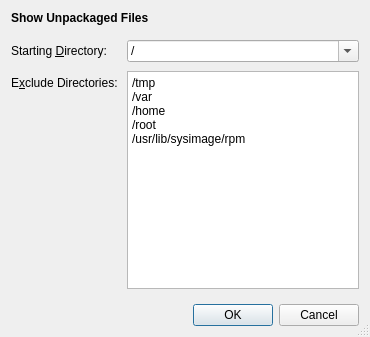
Old version of the form src/show-unpkg-files-dialog.ui in the repository shundhammer/qdirstat.
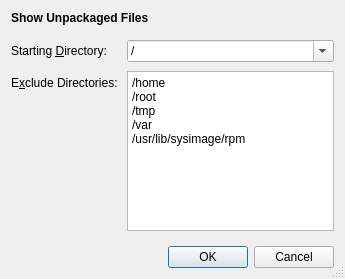
New version of the form.

Commit message: Basic dialog functionality

What changed in the file:
```diff
--- a/src/show-unpkg-files-dialog.ui
+++ b/src/show-unpkg-files-dialog.ui
@@ -6,8 +6,8 @@
    <rect>
     <x>0</x>
     <y>0</y>
-    <width>370</width>
-    <height>337</height>
+    <width>345</width>
+    <height>279</height>
    </rect>
   </property>
   <property name="windowTitle">
@@ -36,7 +36,7 @@
       <enum>Qt::Vertical</enum>
      </property>
      <property name="sizeType">
-      <enum>QSizePolicy::Preferred</enum>
+      <enum>QSizePolicy::Fixed</enum>
      </property>
      <property name="sizeHint" stdset="0">
       <size>
@@ -127,14 +127,20 @@
          <verstretch>1</verstretch>
         </sizepolicy>
        </property>
+       <property name="minimumSize">
+        <size>
+         <width>160</width>
+         <height>73</height>
+        </size>
+       </property>
        <property name="lineWrapMode">
         <enum>QPlainTextEdit::NoWrap</enum>
        </property>
        <property name="plainText">
-        <string notr="true">/tmp
-/var
-/home
+        <string notr="true">/home
 /root
+/tmp
+/var
 /usr/lib/sysimage/rpm
 </string>
        </property>
@@ -151,7 +157,7 @@
       <enum>Qt::Vertical</enum>
      </property>
      <property name="sizeType">
-      <enum>QSizePolicy::Preferred</enum>
+      <enum>QSizePolicy::Fixed</enum>
      </property>
      <property name="sizeHint" stdset="0">
       <size>
```
Left out of the diff: 14 changed lines with no effect on the pictures. The commit also changes 6 other files.
